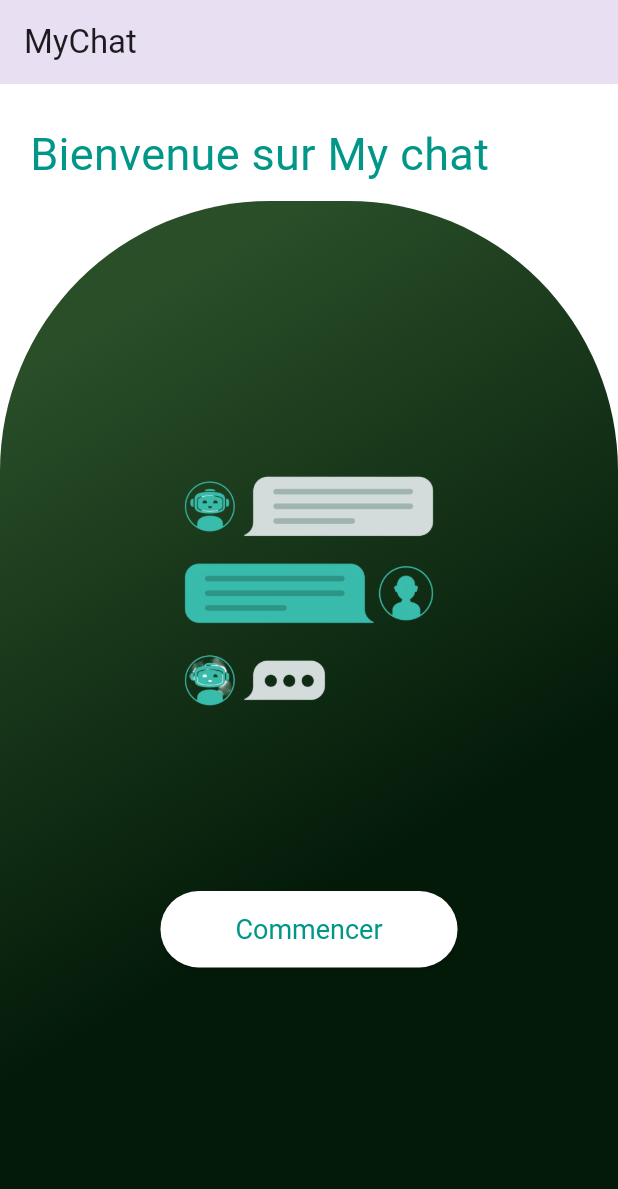
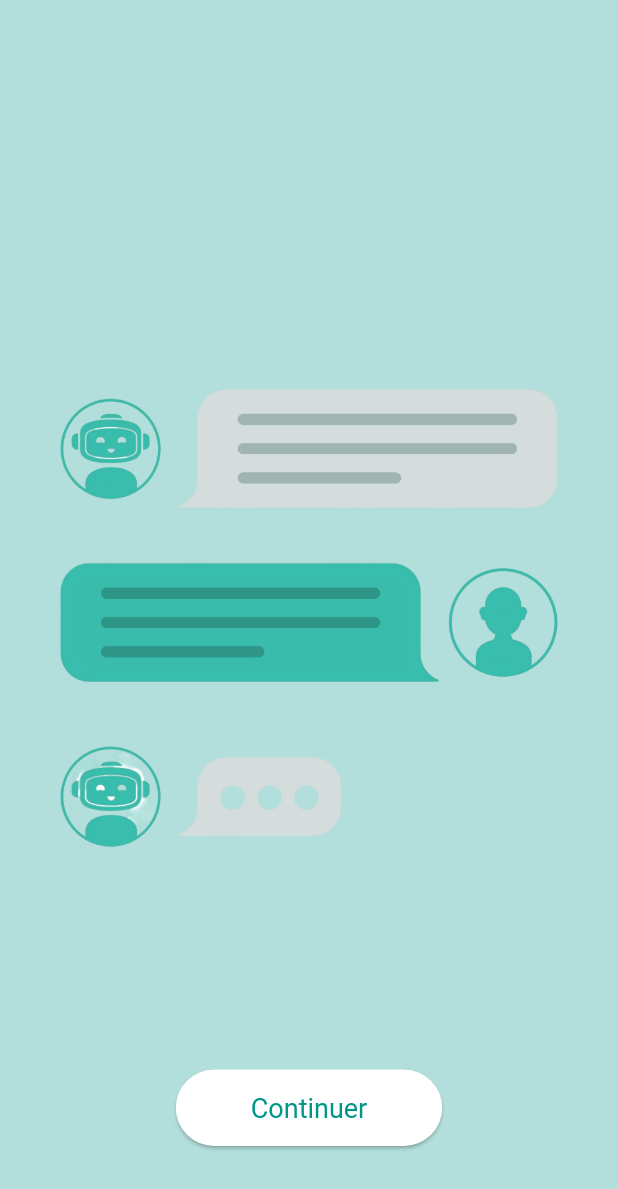
Before and after one commit to Bamba-Masso/flutter_app, a Flutter app: the screen it shows after launch, on a phone screen of 412 x 824 dp. Shown: the top 1189 px of the screen. Run offline on Flutter 3.47's test engine with Material 3 defaults, Android fonts, the phone set to English and light mode, and no system bars; our stand-ins replace firebase_auth, firebase_core; accounts and stored records are empty.

Commit message:
UPDATE: update Design

```diff
--- a/flutter/analysis_options.yaml
+++ b/flutter/analysis_options.yaml
@@ -7,6 +7,9 @@
 
 # The following line activates a set of recommended lints for Flutter apps,
 # packages, and plugins designed to encourage good coding practices.
+analyzer:
+  errors:
+    depend_on_referenced_packages: ignore
 include: package:flutter_lints/flutter.yaml
 
 linter:
--- a/flutter/lib/main.dart
+++ b/flutter/lib/main.dart
@@ -27,7 +27,7 @@ class MyApp extends StatelessWidget {
       theme: ThemeData(
         primarySwatch: Colors.green,
       ),
-       home: const HomePage(),
+       home: const HomeScreen(),
       routes: {
         '/one': (context) => const OneScreen(),
         '/register': (context) => const SignUpScreen(),
--- a/flutter/lib/screens/home_screen.dart
+++ b/flutter/lib/screens/home_screen.dart
@@ -1,63 +1,48 @@
+import 'package:chat_app/screens/one_screen.dart';
+import 'package:flutter/material.dart';
 
-import 'package:flutter/material.dart';
-import 'package:chat_app/screens/one_screen.dart';
 
-void main() {
-  runApp(const MaterialApp(home: HomePage()));
+class HomeScreen extends StatefulWidget {
+  const HomeScreen({super.key});
+
+  @override
+  State<HomeScreen> createState() => _HomeScreenState();
 }
 
-class HomePage extends StatelessWidget {
-  const HomePage({super.key});
+class _HomeScreenState extends State<HomeScreen> {
   @override
   Widget build(BuildContext context) {
     return Scaffold(
-      appBar: AppBar(title: const Text("MyChat"), elevation: 12),
-      body: Container(
-        width: double.infinity,
-        decoration: BoxDecoration(color: Colors.white),
-        child: Column(
-          crossAxisAlignment: CrossAxisAlignment.start,
+      body: Stack(
         children: [
-            Padding(
-              padding: EdgeInsets.only(top: 5),
-              child: Column(
-                crossAxisAlignment: CrossAxisAlignment.start,
-                children: [
-                  SizedBox(height: 20),
-                  Padding(
-                    padding: EdgeInsets.only(left: 20),
-                    child: Text(
-                      "Bienvenue sur My chat",
-                      style: TextStyle(color: Colors.teal, fontSize: 30),
+
+          Container(
+            color: Color(0xFFB2DFDB),
+          ),
+
+          Positioned(
+            top: 0,
+            left: 0,
+            right: 0,
+            child: Container(
+              height: 200,
+              decoration: BoxDecoration(
+                color: Colors.teal.shade100,
+                borderRadius: BorderRadius.vertical(
+                  bottom: Radius.circular(100),
                 ),
               ),
-                ],
             ),
           ),
-            SizedBox(height: 10),
-            Expanded(
-              child: Container(
-                decoration: BoxDecoration(
-                  gradient: LinearGradient(
-                    begin: Alignment.topCenter,
-                    colors: [Color(0xFF294E28), Color(0xFF031A09)],
-                  ),
-                  borderRadius: BorderRadius.only(
-                    topLeft: Radius.circular(180),
-                    topRight: Radius.circular(180),
-                  ),
-                ),
-                child: Center(
-                  child: Column(
-                    children: [
-                      Padding(
-                        padding: EdgeInsets.only(top: 60),
+
+          Center(
             child: Image.asset(
-                          "assets/images/img3.png",
-                          width: 200, // Largeur définie à 100 pixels
+              'assets/images/img3.png',
+              width: 400,
               height: 400,
             ),
           ),
+
           Align(
             alignment: Alignment.bottomCenter,
             child: Padding(
@@ -66,35 +51,24 @@ class HomePage extends StatelessWidget {
                 onPressed: () {
                   Navigator.push(
                     context,
-                                MaterialPageRoute(
-                                  builder: (context) => const OneScreen(),
-                                ),
+                    MaterialPageRoute(builder: (context) => const OneScreen()),
                   );
                 },
-                            child: Text('Commencer'),
                 style: ElevatedButton.styleFrom(
                   foregroundColor: Colors.teal,
                   backgroundColor: Colors.white,
-                              padding: EdgeInsets.symmetric(
-                                horizontal: 50,
-                                vertical: 15,
-                              ),
+                  padding: EdgeInsets.symmetric(horizontal: 50, vertical: 15),
                   textStyle: TextStyle(fontSize: 18),
                   shape: RoundedRectangleBorder(
                     borderRadius: BorderRadius.circular(30),
                   ),
                 ),
+                child: Text('Continuer'),
               ),
             ),
           ),
         ],
       ),
-                ),
-              ),
-            ),
-          ],
-        ),
-      ),
     );
   }
 }
--- a/flutter/lib/screens/one_screen.dart
+++ b/flutter/lib/screens/one_screen.dart
@@ -1,7 +1,7 @@
 import 'package:flutter/material.dart';
 
 class OneScreen extends StatelessWidget {
-  const OneScreen({Key? key}) : super(key: key);
+  const OneScreen({super.key});
 
   @override
   Widget build(BuildContext context) {
```
Lines whose indentation alone changed are shown as unchanged.
